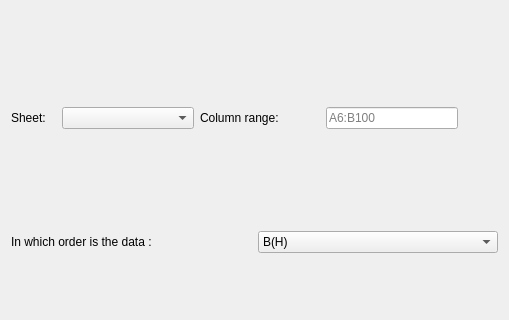
Eomys/pyleecan, file pyleecan/GUI/Tools/WImport/WImportExcel/WImportExcel.ui: the form before one commit; both pictures show x 0 to 509 and y 0 to 320 of the 509 by 486 pixel window.
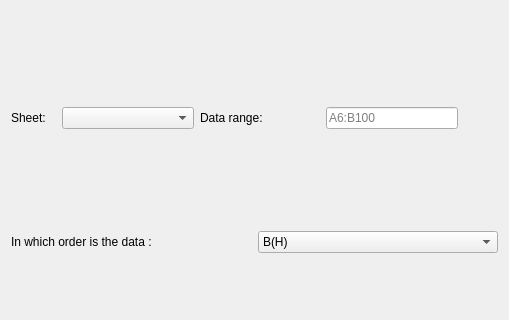
The form after the commit. Icons and pictures are not drawn.

The edit to the form file:
```diff
--- a/pyleecan/GUI/Tools/WImport/WImportExcel/WImportExcel.ui
+++ b/pyleecan/GUI/Tools/WImport/WImportExcel/WImportExcel.ui
@@ -72,7 +72,7 @@
         </size>
        </property>
        <property name="text">
-        <string>Column range: </string>
+        <string>Data range: </string>
        </property>
       </widget>
      </item>
```
Left out of the diff: 4 changed lines with no effect on the pictures.
